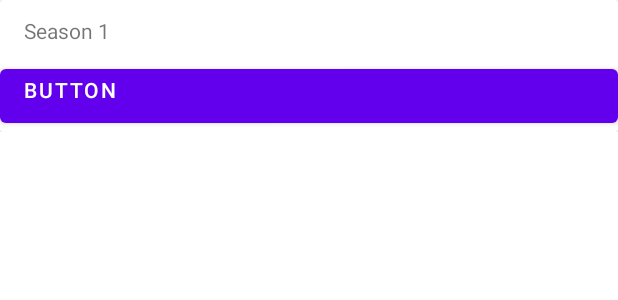
After one commit to klitna/spindie, an Android app: the layout seasons.xml on its own in the app's theme, with its tools: preview values and no code run, on a phone screen of 412 x 824 dp. The commit adds this screen. Shown: the top 300 px of the screen. Run offline under Robolectric (Android 15) with nearby library versions, the phone set to English and light mode, and no system bars.

```diff
--- a/app/build.gradle
+++ b/app/build.gradle
@@ -37,4 +37,5 @@ dependencies {
     testImplementation 'junit:junit:4.+'
     androidTestImplementation 'androidx.test.ext:junit:1.1.2'
     androidTestImplementation 'androidx.test.espresso:espresso-core:3.3.0'
+    implementation 'com.pierfrancescosoffritti.androidyoutubeplayer:core:10.0.5'
 }
--- /dev/null
+++ b/app/src/main/res/layout/seasons.xml
@@ -0,0 +1,51 @@
+<?xml version="1.0" encoding="utf-8"?>
+<LinearLayout xmlns:android="http://schemas.android.com/apk/res/android"
+    xmlns:app="http://schemas.android.com/apk/res-auto"
+    xmlns:tools="http://schemas.android.com/tools"
+    android:layout_width="match_parent"
+    android:layout_height="wrap_content"
+    android:orientation="vertical">
+
+    <androidx.cardview.widget.CardView
+        android:layout_width="match_parent"
+        android:layout_height="match_parent" >
+
+        <androidx.constraintlayout.widget.ConstraintLayout
+            android:layout_width="match_parent"
+            android:layout_height="wrap_content">
+
+            <TextView
+                android:id="@+id/seasonNumber"
+                android:layout_width="wrap_content"
+                android:layout_height="wrap_content"
+                android:layout_marginStart="16dp"
+                android:layout_marginTop="8dp"
+                android:layout_marginBottom="8dp"
+                android:text="Season 1"
+                app:layout_constraintBottom_toTopOf="@+id/expandableLayout"
+                app:layout_constraintStart_toStartOf="parent"
+                app:layout_constraintTop_toTopOf="parent" />
+
+            <androidx.constraintlayout.widget.ConstraintLayout
+                android:id="@+id/expandableLayout"
+                android:layout_width="match_parent"
+                android:layout_height="match_parent"
+                android:layout_marginTop="40dp"
+                app:layout_constraintTop_toTopOf="parent">
+
+                <Button
+                    android:id="@+id/button"
+                    android:layout_width="match_parent"
+                    android:layout_height="wrap_content"
+                    android:text="Button"
+                    android:gravity="start"
+                    app:layout_constraintBottom_toBottomOf="parent"
+                    app:layout_constraintStart_toStartOf="parent"
+                    app:layout_constraintTop_toTopOf="parent" />
+
+            </androidx.constraintlayout.widget.ConstraintLayout>
+        </androidx.constraintlayout.widget.ConstraintLayout>
+
+
+    </androidx.cardview.widget.CardView>
+</LinearLayout>
```
Also changed, not shown: app/src/main/java/com/example/spindie/FragmentMenu.java (+15 -2 lines), app/src/main/java/com/example/spindie/FragmentSerie.java (added, +46 -0 lines), app/src/main/java/com/example/spindie/MainActivity.java (+10 -1 lines), app/src/main/java/com/example/spindie/SeasonAdapter.java (added, +64 -0 lines), app/src/main/java/com/example/spindie/Serie.java (added, +36 -0 lines), app/src/main/res/layout/fragment_serie.xml (added, +92 -0 lines).
